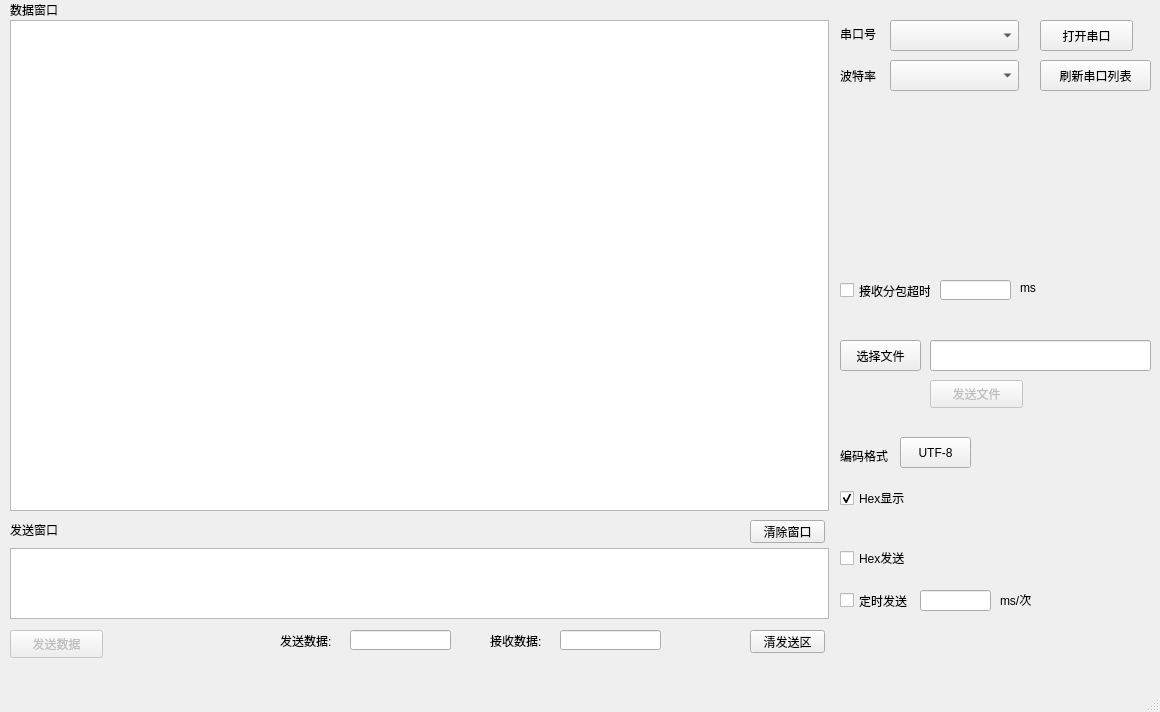
This is ser_prj/untitled.ui in getBossMuchMoney/pyqt_serialTool as Qt 5 draws it before an edit. The edited form follows.
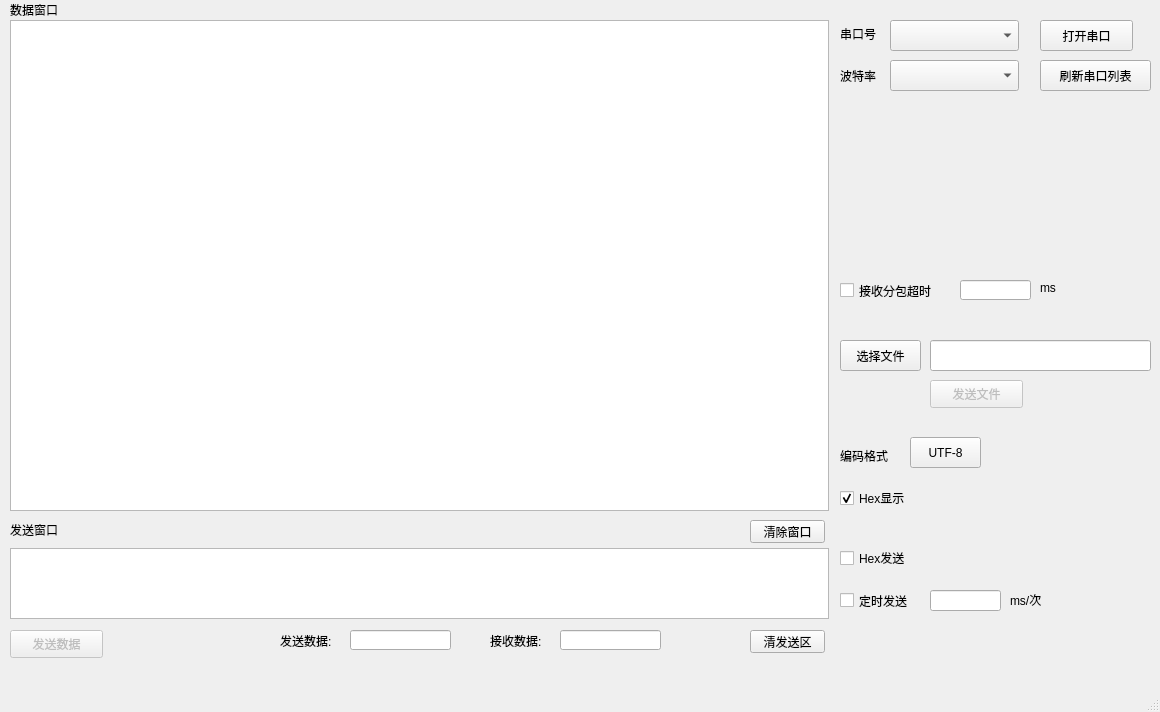
This is the edited form.

```diff
--- a/ser_prj/untitled.ui
+++ b/ser_prj/untitled.ui
@@ -224,7 +224,7 @@
    <widget class="QLineEdit" name="send_freq">
     <property name="geometry">
      <rect>
-      <x>920</x>
+      <x>930</x>
       <y>590</y>
       <width>71</width>
       <height>21</height>
@@ -246,7 +246,7 @@
    <widget class="QLabel" name="label_5">
     <property name="geometry">
      <rect>
-      <x>1000</x>
+      <x>1010</x>
       <y>590</y>
       <width>54</width>
       <height>20</height>
@@ -275,7 +275,7 @@
    <widget class="QPushButton" name="encodingFormat">
     <property name="geometry">
      <rect>
-      <x>900</x>
+      <x>910</x>
       <y>437</y>
       <width>71</width>
       <height>31</height>
@@ -392,7 +392,7 @@
    <widget class="QLineEdit" name="recSubpackageTimeOut_input">
     <property name="geometry">
      <rect>
-      <x>940</x>
+      <x>960</x>
       <y>280</y>
       <width>71</width>
       <height>20</height>
@@ -411,7 +411,7 @@
    <widget class="QLabel" name="label_10">
     <property name="geometry">
      <rect>
-      <x>1020</x>
+      <x>1040</x>
       <y>280</y>
       <width>21</width>
       <height>16</height>
@@ -426,7 +426,7 @@
      <rect>
       <x>840</x>
       <y>280</y>
-      <width>91</width>
+      <width>111</width>
       <height>21</height>
      </rect>
     </property>
```
Left out of the diff: 10 changed lines with no effect on the pictures.
